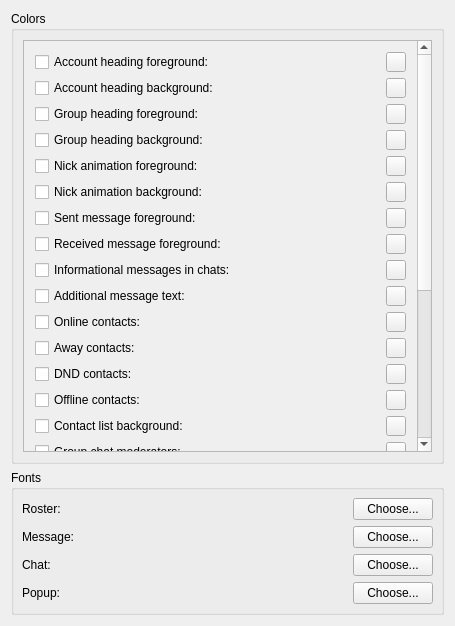
Qt form src/options/opt_appearance.ui (psi-im/psi) before a commit.
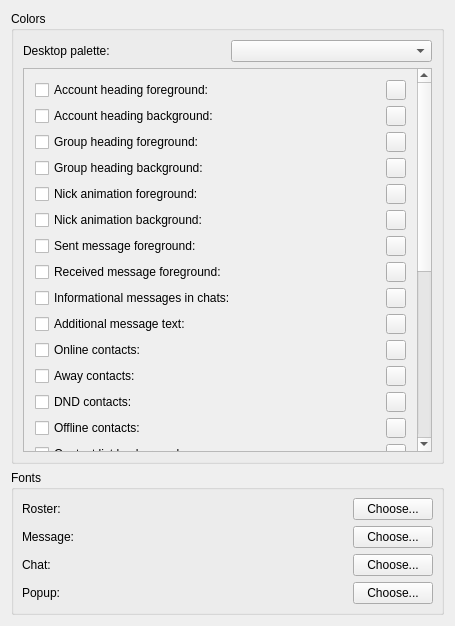
The same form after that commit. Custom widgets are drawn as their Qt base class.

What changed in the file:
```diff
--- a/src/options/opt_appearance.ui
+++ b/src/options/opt_appearance.ui
@@ -41,6 +41,12 @@
       <property name="bottomMargin">
        <number>9</number>
       </property>
+      <item>
+       <layout class="QHBoxLayout" name="paletteLayout">
+        <item><widget class="QLabel" name="paletteLabel"><property name="text"><string>Desktop palette:</string></property></widget></item>
+        <item><widget class="QComboBox" name="paletteSelector"/></item>
+       </layout>
+      </item>
       <item>
        <widget class="QScrollArea" name="scrollArea">
         <property name="widgetResizable">
@@ -56,6 +62,11 @@
           </rect>
          </property>
          <layout class="QGridLayout" name="gridLayout">
+          <item row="25" column="0"><widget class="QCheckBox" name="ck_cChatBackground"><property name="text"><string>Chat background</string></property></widget></item>
+          <item row="25" column="1"><widget class="QToolButton" name="pb_cChatBackground"><property name="maximumSize"><size><width>20</width><height>20</height></size></property></widget></item>
+          <item row="26" column="0"><widget class="QCheckBox" name="ck_cChatText"><property name="text"><string>Chat text</string></property></widget></item>
+          <item row="26" column="1"><widget class="QToolButton" name="pb_cChatText"><property name="maximumSize"><size><width>20</width><height>20</height></size></property></widget></item>
+
           <item row="23" column="1">
            <widget class="QToolButton" name="pb_cToolTipText">
             <property name="maximumSize">
```
